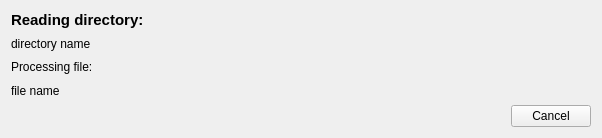
The window that gui/forms/progressform.ui (codestation/qcma) describes before a commit, drawn with Qt 5.
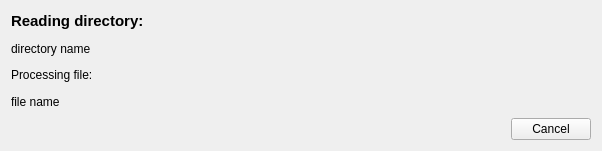
The same window after the commit.

```diff
--- a/gui/forms/progressform.ui
+++ b/gui/forms/progressform.ui
@@ -10,7 +10,7 @@
     <x>0</x>
     <y>0</y>
     <width>602</width>
-    <height>138</height>
+    <height>151</height>
    </rect>
   </property>
   <property name="windowTitle">
```
